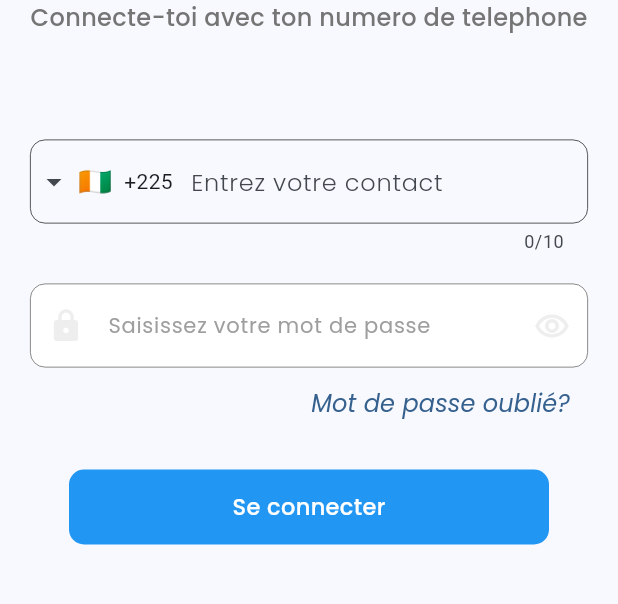
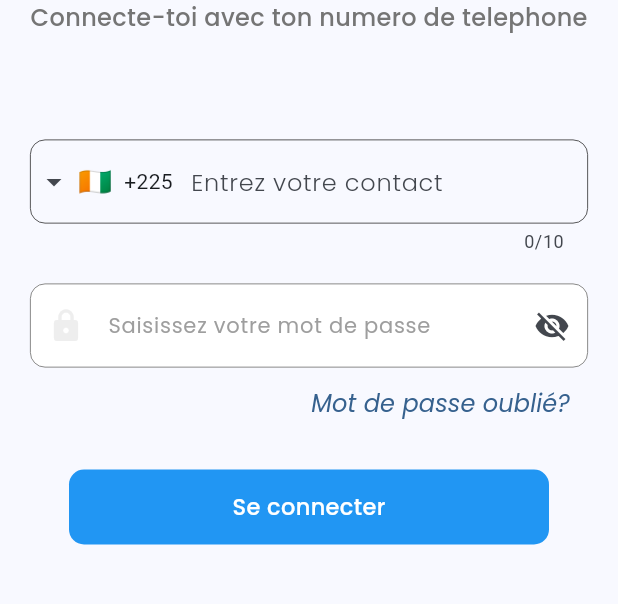
Before and after one commit to chambo14/africasa-auto-pro, a Flutter app: the screen it shows after launch, on a phone screen of 412 x 824 dp, the part 391-995 px from its top. Run offline on Flutter 3.47's test engine with Material 3 defaults, Android fonts, the phone set to English and light mode, and no system bars; drawn by our look-alikes of intl_phone_field; our stand-ins replace connectivity_plus, dio, flutter_riverpod, flutter_screenutil, google_fonts, shared_preferences and 1 more; missing offline and left inert: nuts_activity_indicator; accounts and stored records are empty.

Commit message:
masquer le mot de passe

```diff
--- a/lib/login_page.dart
+++ b/lib/login_page.dart
@@ -31,6 +31,7 @@ class _LoginPageState extends ConsumerState<LoginPage> {
   late LoginPhoneController _loginPhoneController = LoginPhoneController();
   String initialCountry = 'CI';
   FocusNode focusNode = FocusNode();
+  bool _isObscured = true;
 
   @override
   void initState() {
@@ -92,6 +93,7 @@ class _LoginPageState extends ConsumerState<LoginPage> {
     return TextFormField(
       controller: passwordController,
       keyboardType: TextInputType.visiblePassword,
+      obscureText: _isObscured,
       validator: (value) {
         if (value == null || value.isEmpty) {
           return 'Svp entrez votre mot de passe';
@@ -103,7 +105,11 @@ class _LoginPageState extends ConsumerState<LoginPage> {
         fillColor: Colors.white,
         filled: true,
         hintStyle: GoogleFonts.poppins(color: Colors.grey.shade500, fontSize: 14),
-        suffixIcon: Icon(Icons.remove_red_eye_outlined,color: Colors.grey.shade200,),
+        suffixIcon: IconButton(onPressed: (){
+          setState(() {
+            _isObscured = !_isObscured; // Alterner la visibilité
+          });
+        },icon:Icon( _isObscured ? Icons.visibility_off : Icons.visibility,)),
         prefixIcon: Icon(Icons.lock,color: Colors.grey.shade200,),
         focusedBorder: OutlineInputBorder(
           borderSide: BorderSide(color: Colors.grey.shade900, width: 0.5),
```
